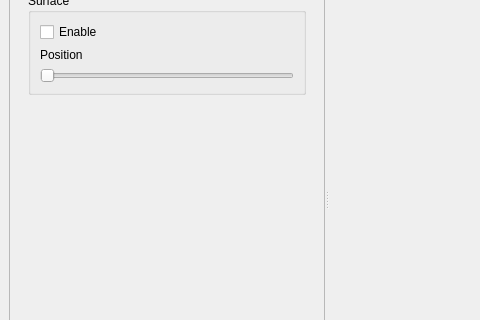
First picture: the form in development/applications/4DViewer/4DViewer/MainWindow.ui, repository ArchanaKathiresanHub/Geosigns-Be-Basin-Modelling, before the edit; both pictures show x 0 to 480 and y 259 to 579 of the 1240 by 919 pixel window.
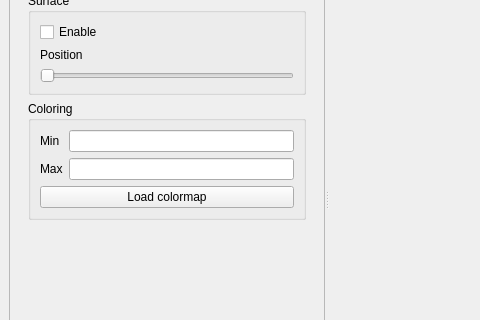
Second picture: the form after the edit. Custom widgets are drawn as their Qt base class.

Commit message:
Add loading of custom colormaps for seismic
work-items: #58795
git-tfs-id: [https://sede-pt-ce2.visualstudio.com/DefaultCollection]$/Basin Modeling/IBS/Trunk;C59173

Patch:
```diff
--- a/development/applications/4DViewer/4DViewer/MainWindow.ui
+++ b/development/applications/4DViewer/4DViewer/MainWindow.ui
@@ -768,7 +768,7 @@
                <attribute name="label">
                 <string>Seismic</string>
                </attribute>
-               <layout class="QVBoxLayout" name="verticalLayout_17">
+               <layout class="QVBoxLayout" name="verticalLayout_19">
                 <item>
                  <widget class="QGroupBox" name="groupBox_4">
                   <property name="title">
@@ -843,6 +843,46 @@
                   </layout>
                  </widget>
                 </item>
+                <item>
+                 <widget class="QGroupBox" name="groupBox_ColorMap">
+                  <property name="title">
+                   <string>Coloring</string>
+                  </property>
+                  <layout class="QVBoxLayout" name="verticalLayout_17">
+                   <item>
+                    <layout class="QGridLayout" name="gridLayout_6">
+                     <item row="0" column="0">
+                      <widget class="QLabel" name="label_10">
+                       <property name="text">
+                        <string>Min</string>
+                       </property>
+                      </widget>
+                     </item>
+                     <item row="0" column="1">
+                      <widget class="QLineEdit" name="lineEditColorMapMin"/>
+                     </item>
+                     <item row="1" column="0">
+                      <widget class="QLabel" name="label_12">
+                       <property name="text">
+                        <string>Max</string>
+                       </property>
+                      </widget>
+                     </item>
+                     <item row="1" column="1">
+                      <widget class="QLineEdit" name="lineEditColorMapMax"/>
+                     </item>
+                    </layout>
+                   </item>
+                   <item>
+                    <widget class="QPushButton" name="pushButtonLoadColorMap">
+                     <property name="text">
+                      <string>Load colormap</string>
+                     </property>
+                    </widget>
+                   </item>
+                  </layout>
+                 </widget>
+                </item>
                 <item>
                  <spacer name="verticalSpacer_3">
                   <property name="orientation">
```
The commit also changes 4 other files.
